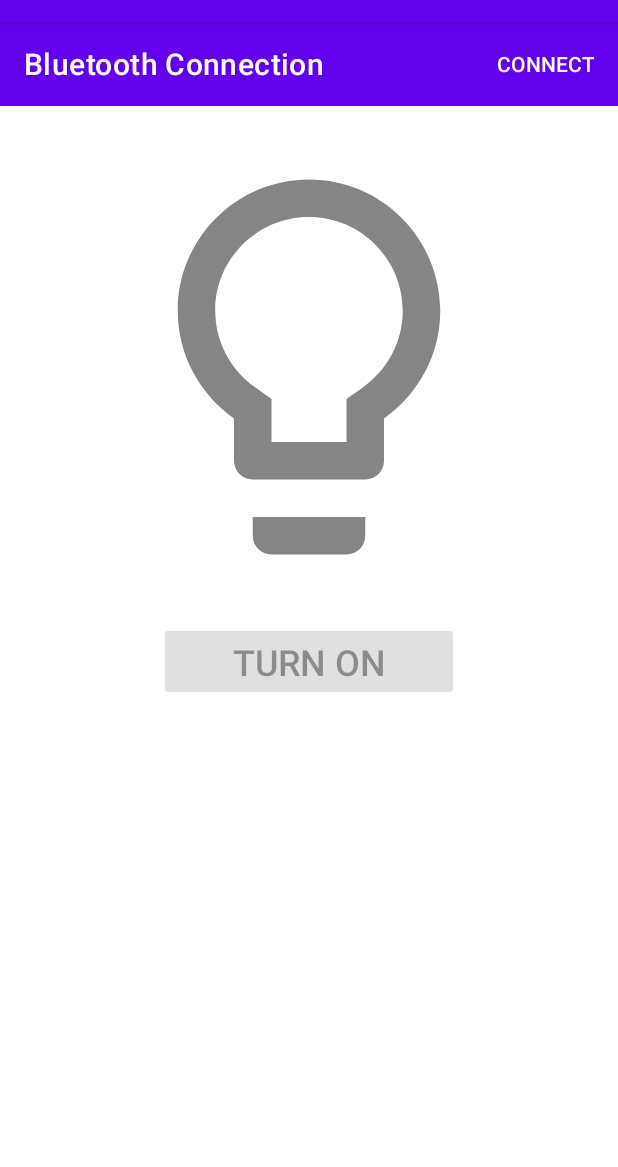
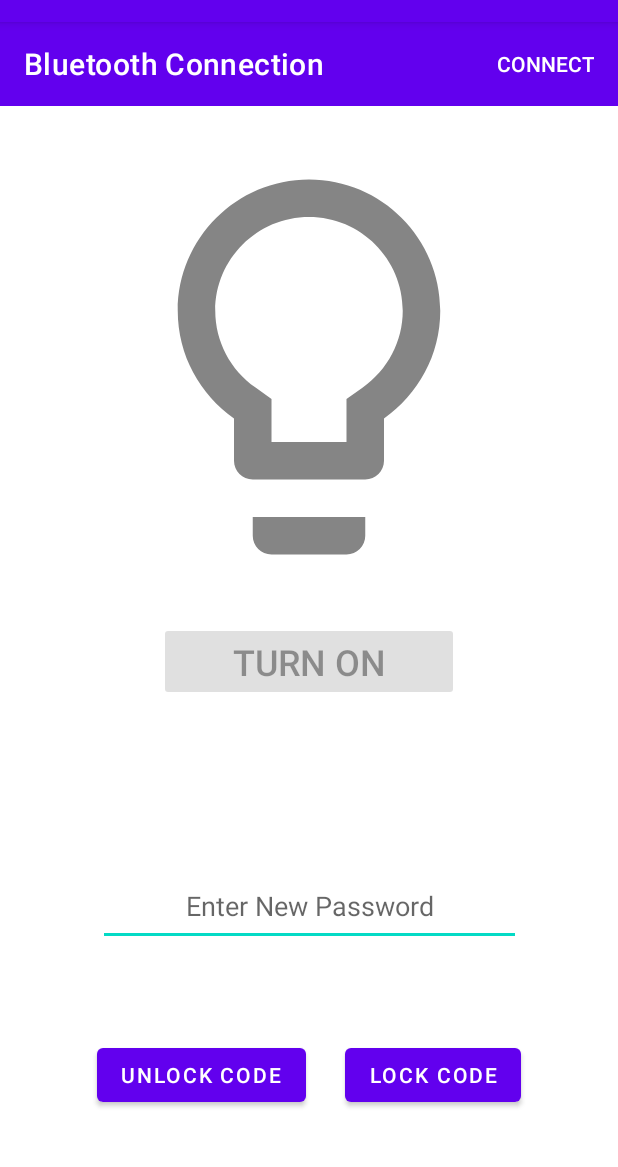
Before and after one commit to AnteZovko23/Senior-Design_Vault-Application, an Android app: the Bluetooth screen opened directly, with no data from a screen before it, on a phone screen of 412 x 824 dp, the part 62-1229 px from its top. Run offline under Robolectric (Android 15) with nearby library versions, the phone set to English and light mode, and no system bars.

Commit message:
Fixed Bluetooth For Real:tm:

```diff
--- a/Android Application with Webviews/app/src/main/java/com/example/webviewtest/DeviceListAdapter.java
+++ b/Android Application with Webviews/app/src/main/java/com/example/webviewtest/DeviceListAdapter.java
@@ -52,7 +52,7 @@ public class DeviceListAdapter extends RecyclerView.Adapter<RecyclerView.ViewHol
         itemHolder.linearLayout.setOnClickListener(new View.OnClickListener() {
             @Override
             public void onClick(View view) {
-                Intent intent = new Intent(context,MainActivity.class);
+                Intent intent = new Intent(context,Bluetooth.class);
                 // Send device details to the MainActivity
                 intent.putExtra("deviceName", deviceInfoModel.getDeviceName());
                 intent.putExtra("deviceAddress",deviceInfoModel.getDeviceHardwareAddress());
--- a/Android Application with Webviews/app/src/main/res/layout/activity_bluetooth.xml
+++ b/Android Application with Webviews/app/src/main/res/layout/activity_bluetooth.xml
@@ -85,5 +85,43 @@
         app:layout_constraintStart_toStartOf="parent"
         app:layout_constraintTop_toBottomOf="@+id/buttonToggle" />
 
+    <Button
+        android:id="@+id/buttonPassword"
+        android:layout_width="wrap_content"
+        android:layout_height="wrap_content"
+        android:text="Unlock Code"
+        app:layout_constraintBottom_toBottomOf="parent"
+        app:layout_constraintEnd_toEndOf="parent"
+        app:layout_constraintHorizontal_bias="0.238"
+        app:layout_constraintStart_toStartOf="parent"
+        app:layout_constraintTop_toBottomOf="@+id/buttonToggle"
+        app:layout_constraintVertical_bias="0.844" />
+
+    <EditText
+        android:id="@+id/passwordBox"
+        android:layout_width="282dp"
+        android:layout_height="49dp"
+        android:layout_marginTop="51dp"
+        android:hint="Enter New Password"
+        android:gravity="center_horizontal"
+        android:inputType="number"
+        android:maxLength="4"
+        app:layout_constraintBottom_toTopOf="@+id/buttonPassword"
+        app:layout_constraintEnd_toEndOf="parent"
+        app:layout_constraintStart_toStartOf="parent"
+        app:layout_constraintTop_toBottomOf="@+id/buttonToggle" />
+
+    <Button
+        android:id="@+id/sendLockPassword"
+        android:layout_width="wrap_content"
+        android:layout_height="wrap_content"
+        android:text="Lock Code"
+        app:layout_constraintBottom_toBottomOf="parent"
+        app:layout_constraintEnd_toEndOf="parent"
+        app:layout_constraintHorizontal_bias="0.288"
+        app:layout_constraintStart_toEndOf="@+id/buttonPassword"
+        app:layout_constraintTop_toBottomOf="@+id/buttonToggle"
+        app:layout_constraintVertical_bias="0.844" />
+
 
 </androidx.constraintlayout.widget.ConstraintLayout>
```
Also changed, not shown: Android Application with Webviews/app/src/main/java/com/example/webviewtest/Bluetooth.java (+42 -0 lines).
